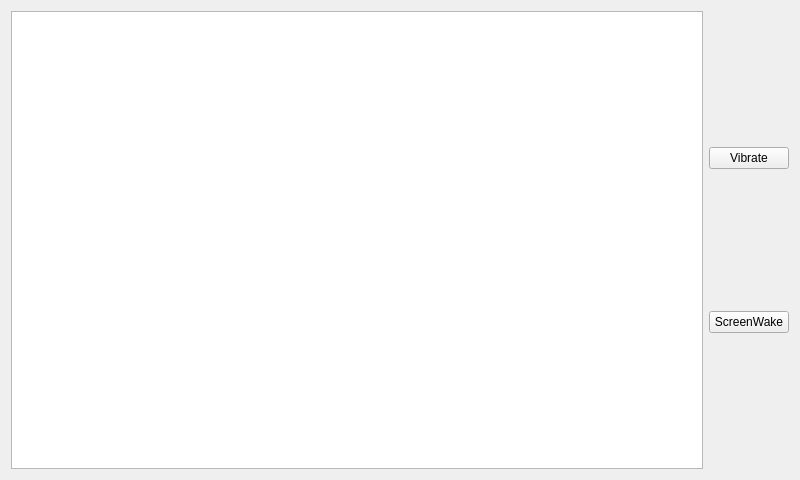
Old version of the form daemon/MainWindow.ui in the repository KangLin/QtAndroidUtils.
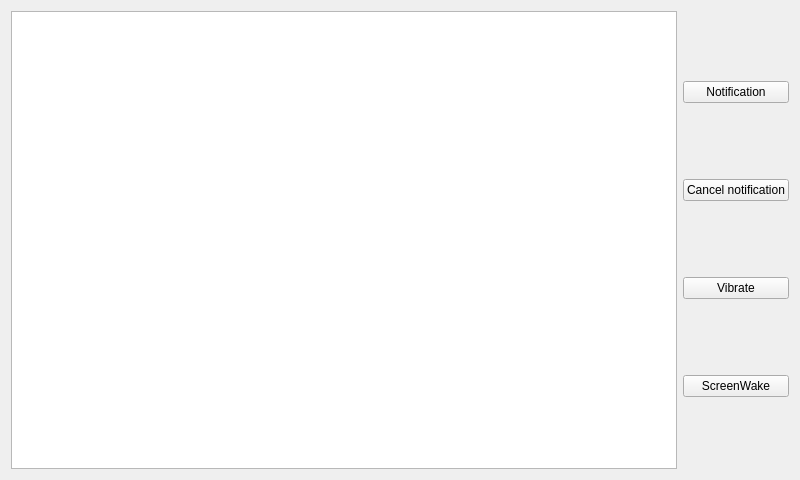
New version of the form.

```diff
--- a/daemon/MainWindow.ui
+++ b/daemon/MainWindow.ui
@@ -20,6 +20,20 @@
     </item>
     <item row="0" column="1">
      <layout class="QVBoxLayout" name="verticalLayout">
+      <item>
+       <widget class="QPushButton" name="pbNotification">
+        <property name="text">
+         <string>Notification</string>
+        </property>
+       </widget>
+      </item>
+      <item>
+       <widget class="QPushButton" name="pbCancelNotify">
+        <property name="text">
+         <string>Cancel notification</string>
+        </property>
+       </widget>
+      </item>
       <item>
        <widget class="QPushButton" name="pbVibrate">
         <property name="text">
```
